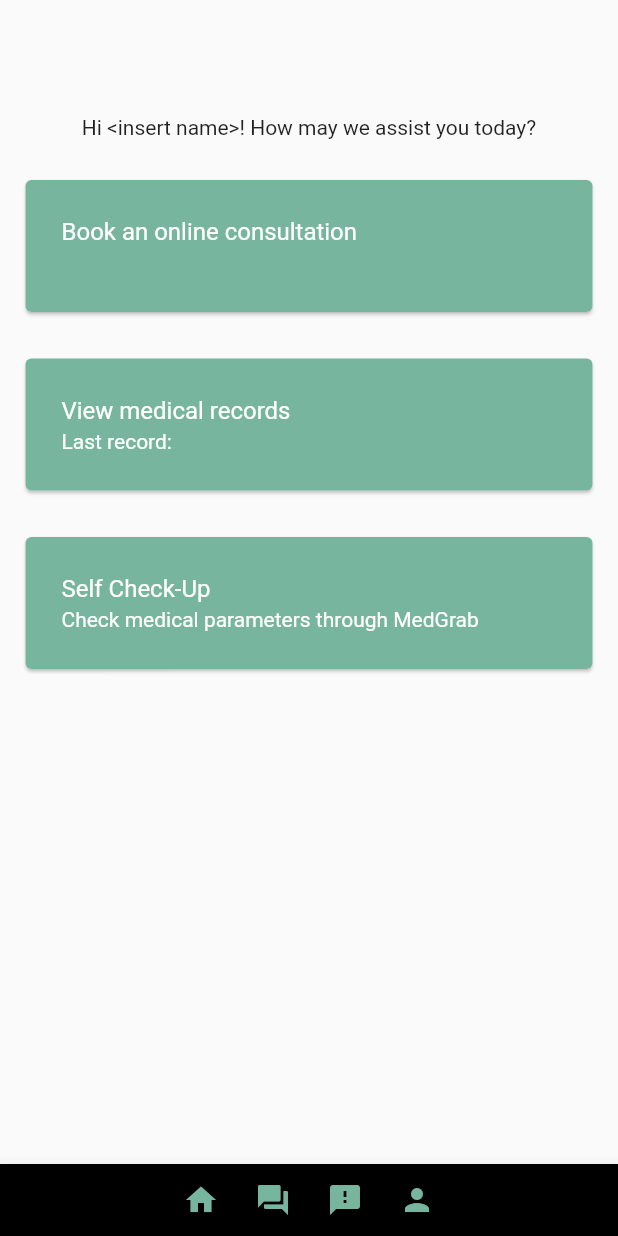
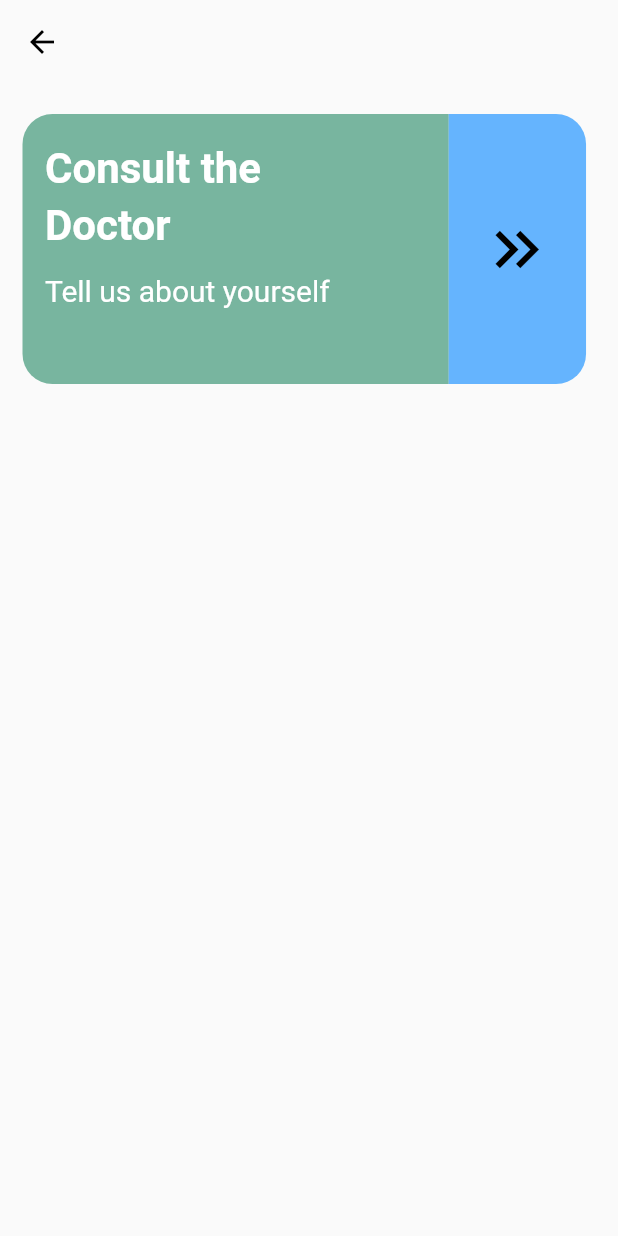
Before and after one commit to LimJunquanRyan/MedGrab, a Flutter app: the screen it shows after launch, after a tap on "Book an online consultation", on a phone screen of 412 x 824 dp. Run offline on Flutter 3.47's test engine with Material 2 defaults, Android fonts, the phone set to English and light mode, and no system bars.

Commit message:
Implemented consult button in Maps page. Implemented consult form in consultpage.

```diff
--- a/lib/pages/main.dart
+++ b/lib/pages/main.dart
@@ -3,6 +3,8 @@ import 'package:medgrab/pages/liveReading.dart';
 import 'package:medgrab/pages/mainPage.dart';
 import 'package:medgrab/pages/summaryPage1.dart';
 import 'package:medgrab/pages/summaryPage2.dart';
+
+import 'mapsPage.dart';
 
 void main() {
   runApp(base());
@@ -13,7 +15,7 @@ class base extends StatelessWidget {
   static const LIVEREADING  = '/liveReading';
   static const SUMMARYPAGE1 = '/summaryPage1';
   static const SUMMARYPAGE2 = '/summaryPage2';
-
+  static const MAPSPAGE = 'lib/pages/Maps/mapsPage.dart';
   @override
   Widget build(BuildContext context) {
     return MaterialApp(
@@ -24,6 +26,7 @@ class base extends StatelessWidget {
         LIVEREADING: (context) => liveReading(),
         SUMMARYPAGE1: (context) => summaryPage1(),
         SUMMARYPAGE2: (context) => summaryPage2(),
+        MAPSPAGE: (context) => mapsPage(),
       },
       theme: ThemeData(
           primarySwatch: Colors.grey,
--- a/lib/pages/mainPage.dart
+++ b/lib/pages/mainPage.dart
@@ -19,7 +19,7 @@ class mainPage extends StatelessWidget {
               child: Card(
                 child: Column(
                   children: <Widget>[
-                    TextButton(onPressed: () {  }, child: ListTile(title: Text("Book an online consultation"), subtitle: Text(""),)),
+                    TextButton(onPressed: () { Navigator.pushNamed(context, base.MAPSPAGE); }, child: ListTile(title: Text("Book an online consultation"), subtitle: Text(""),)),
                   ],
                 ),
               ),
--- /dev/null
+++ b/lib/pages/mapsPage.dart
@@ -0,0 +1,111 @@
+import 'package:flutter/material.dart';
+import 'package:medgrab/components/bottomAppBar.dart';
+import 'package:medgrab/pages/consultationPage.dart';
+
+class mapsPage extends StatelessWidget {
+  const mapsPage({super.key});
+
+  @override
+  Widget build(BuildContext context) {
+    return Scaffold(
+      appBar: AppBar(
+        leading: BackButton(),
+        backgroundColor: Colors.transparent,
+        elevation: 0,
+      ),
+
+      body: Container(
+        padding: const EdgeInsets.only(top:20, left: 15,right: 15),
+         child: Column(
+           //Consult with doctor card
+           children: [
+             Row(
+               children: [
+
+                 InkWell(
+                   child: Container(
+                     height:180,
+                     width: MediaQuery.of(context).size.width / 1.45,
+                     padding:  const EdgeInsets.only(left: 15, top: 20,),
+                     decoration:  const BoxDecoration(
+                       color: Color.fromRGBO(120, 181, 159, 1.0),
+                       borderRadius: BorderRadius.only(
+                         topLeft: Radius.circular(20),
+                         bottomLeft: Radius.circular(20),
+                       ),
+                     ),
+                     child: Column(
+                       crossAxisAlignment: CrossAxisAlignment.start,
+                       children: const [
+                         Text(
+                           'Consult the',
+                           style: TextStyle(
+                             fontSize: 28,
+                             fontWeight: FontWeight.bold,
+                             color: Colors.white,
+                           ),
+                         ),
+                         SizedBox(height: 5,),
+                         Text(
+                           'Doctor',
+                           style: TextStyle(
+                             fontSize: 28,
+                             fontWeight: FontWeight.bold,
+                             color: Colors.white,
+                           ),
+                         ),
+                         SizedBox(height: 15,),
+                         Text(
+                           'Tell us about yourself',
+                           style: TextStyle(
+                             fontSize: 20,
+                             color: Colors.white,
+                           ),
+                         ),
+                       ],
+                     ),
+                   ),
+                   onTap: (){
+                     Navigator.push(
+                       context,
+                       MaterialPageRoute(builder: (context) => const consultationPage()),
+                     );
+                   },
+                 ),
+                 InkWell(
+                   child: Container(
+                     height:180,
+                     width: MediaQuery.of(context).size.width / 4.5,
+                     decoration:  const BoxDecoration(
+                       color: Color.fromRGBO(48, 156, 255, 0.74),
+                       borderRadius: BorderRadius.only(
+                         topRight: Radius.circular(20),
+                         bottomRight: Radius.circular(20),
+                       ),
+                     ),
+                     child: const Center(
+                       child: (
+                         Icon(
+                           Icons.keyboard_double_arrow_right,
+                           color: Colors.black,
+                           size: 50,
+                         )
+                       ),
+                     ),
+                   ),
+                   onTap: (){
+                     Navigator.push(
+                       context,
+                       MaterialPageRoute(builder: (context) => const consultationPage()),
+                     );
+                   },
+                 ),
+
+               ],
+             )
+           ],
+         ),
+      ),
+    );
+  }
+}
```
Also changed, not shown: lib/components/bottomAppBar.dart (+8 -4 lines), lib/pages/consultationPage.dart (added, +152 -0 lines).
